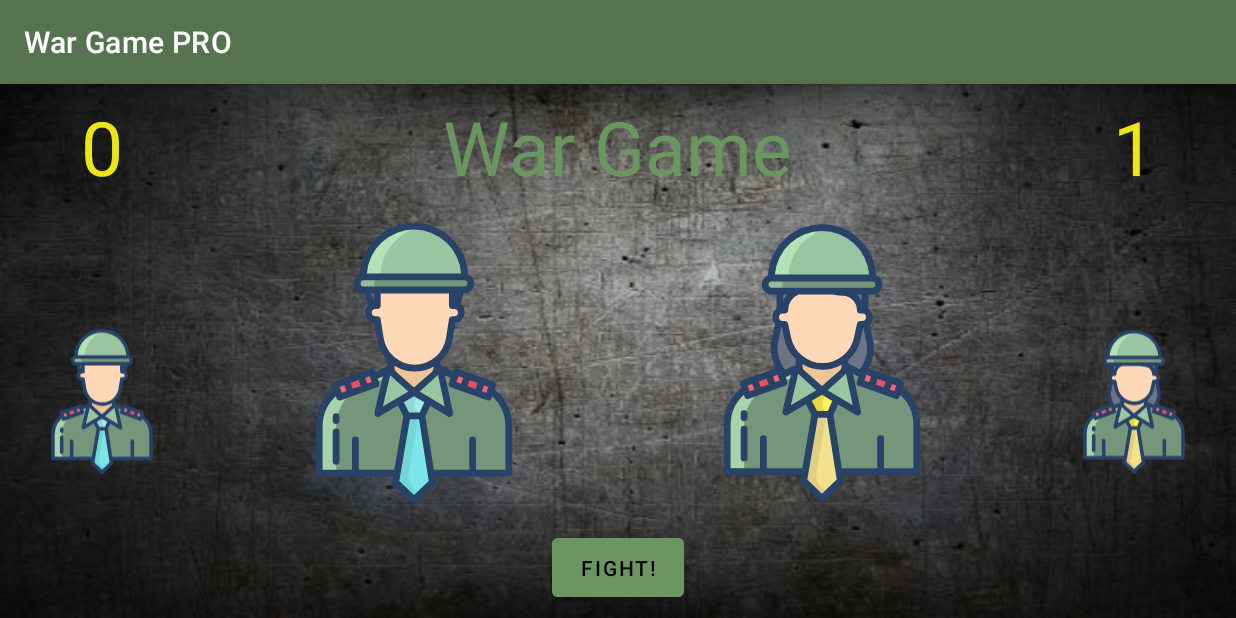
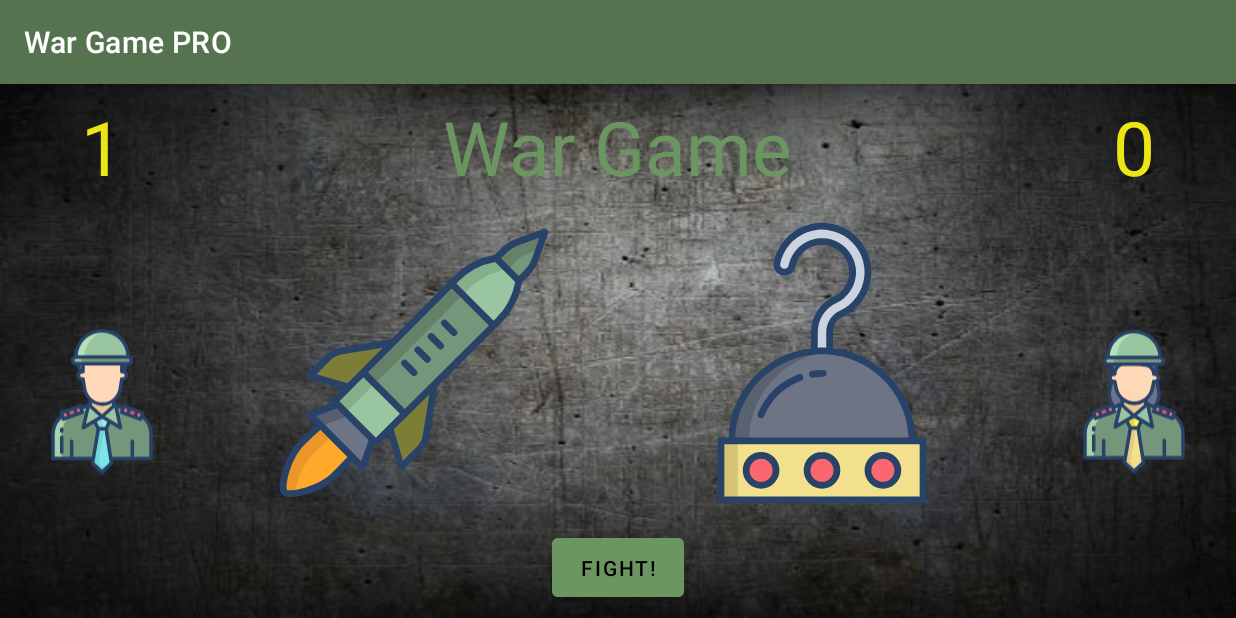
Before and after one commit to danielmar121/card_game_android, an Android app: the screen it shows after launch (MainActivity), after a tap on "FIGHT!", on a phone screen of 824 x 412 dp (held sideways). Run offline under Robolectric (Android 15) with nearby library versions, the phone set to English and light mode, and no system bars.

Commit message:
Init deck (#3)
* Add init cards for loop

* Fix isEmpty and card image bug

```diff
--- a/app/src/main/java/com/daniel/card_game_android/Deck.java
+++ b/app/src/main/java/com/daniel/card_game_android/Deck.java
@@ -23,14 +23,14 @@ public class Deck {
     }
 
     public Card getCard(){
-        if (isEmpty()){
+        if (!isEmpty()){
             return cards.remove(0);
         }
         return null;
     }
 
     public boolean isEmpty(){
-        return cards.size() <= 1;
+        return cards.isEmpty();
     }
 
     public void addCard(String imageName, int strength) {
--- a/app/src/main/java/com/daniel/card_game_android/MainActivity.java
+++ b/app/src/main/java/com/daniel/card_game_android/MainActivity.java
@@ -1,10 +1,12 @@
 package com.daniel.card_game_android;
 
 import androidx.annotation.NonNull;
+import androidx.annotation.RequiresApi;
 import androidx.appcompat.app.AppCompatActivity;
 import androidx.core.content.ContextCompat;
 
 import android.media.Image;
+import android.os.Build;
 import android.os.Bundle;
 import android.util.Log;
 import android.view.View;
@@ -13,6 +15,8 @@ import android.widget.ImageView;
 import android.widget.TextView;
 
 public class MainActivity extends AppCompatActivity {
+
+    private final int NUMBER_OF_CARDS = 26;
     Deck warDeck;
     TextView main_LBL_score_player_A, main_LBL_score_player_B;
     ImageView main_IMG_player_A_card, main_IMG_player_B_card;
@@ -28,7 +32,6 @@ public class MainActivity extends AppCompatActivity {
         findViews();
         initViews();
 
-
     }
 
     private void findViews() {
@@ -37,10 +40,10 @@ public class MainActivity extends AppCompatActivity {
         main_IMG_player_A_card = findViewById(R.id.main_IMG_player_A_card);
         main_IMG_player_B_card = findViewById(R.id.main_IMG_player_B_card);
         main_BTN_play = findViewById(R.id.main_BTN_play);
-        initDeck();
     }
 
     private void initViews() {
+        initDeck();
         main_BTN_play.setOnClickListener(new View.OnClickListener() {
             @Override
             public void onClick(View v) {
@@ -51,8 +54,9 @@ public class MainActivity extends AppCompatActivity {
 
     private void initDeck() {
         warDeck = new Deck();
-        // TODO: NEED TO DECIDE HOW TO ADD CARDS!
-        warDeck.addCard("image_name", 8);
+        for (int i = 1; i <= NUMBER_OF_CARDS; i++) {
+            warDeck.addCard("card_" + i, i);
+        }
         warDeck.shuffleCards();
     }
 
@@ -85,7 +89,7 @@ public class MainActivity extends AppCompatActivity {
         int playerDrawableB = this.getResources().getIdentifier(imageNameB, "drawable", this.getPackageName());
 
         main_IMG_player_A_card.setImageDrawable(getDrawable(playerDrawableA));
-        main_IMG_player_A_card.setImageDrawable(getDrawable(playerDrawableB));
+        main_IMG_player_B_card.setImageDrawable(getDrawable(playerDrawableB));
     }
 
     @Override
```
